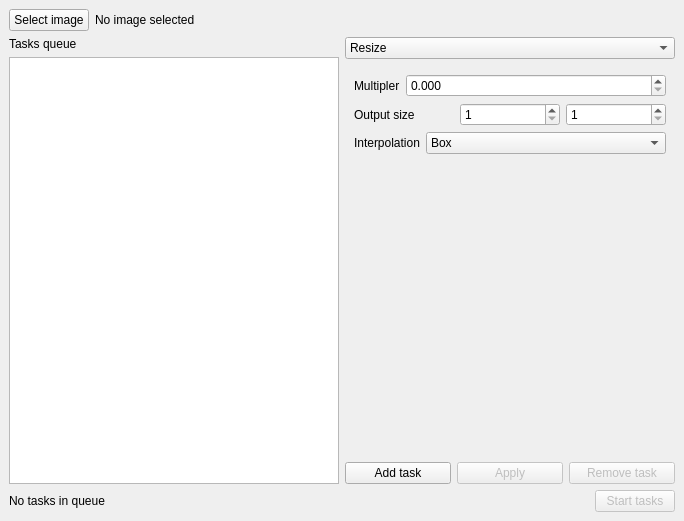
GRAPHENE9932/ImageUpscalerQt, file src/windows/imageupscalerqt.ui: the form before one commit.
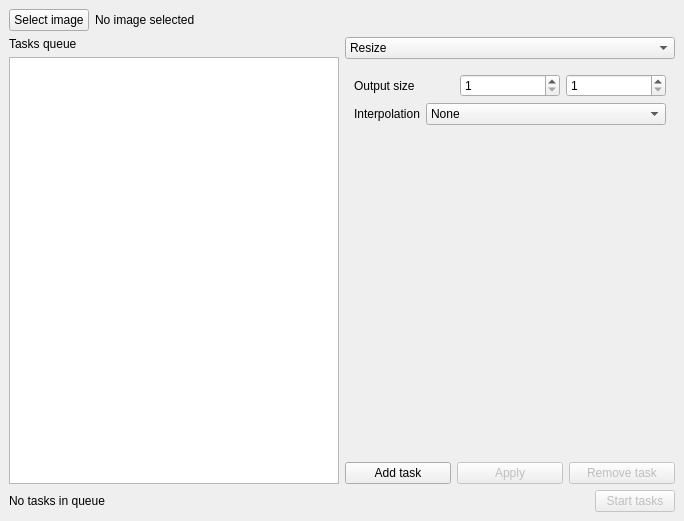
The form after the commit. The open tabs and pages were chosen to show the change.

Patch:
```diff
--- a/src/windows/imageupscalerqt.ui
+++ b/src/windows/imageupscalerqt.ui
@@ -88,31 +88,7 @@
            <number>2</number>
           </property>
           <widget class="QWidget" name="resize_page">
-           <layout class="QVBoxLayout" name="verticalLayout_2" stretch="0,0,0,0">
-            <item>
-             <layout class="QHBoxLayout" name="resize_multiplier_layout" stretch="0,1">
-              <property name="sizeConstraint">
-               <enum>QLayout::SetDefaultConstraint</enum>
-              </property>
-              <item>
-               <widget class="QLabel" name="resize_multiplier_label">
-                <property name="text">
-                 <string>Multipler</string>
-                </property>
-               </widget>
-              </item>
-              <item>
-               <widget class="QDoubleSpinBox" name="resize_multiplier_spinbox">
-                <property name="decimals">
-                 <number>3</number>
-                </property>
-                <property name="maximum">
-                 <double>64.000000000000000</double>
-                </property>
-               </widget>
-              </item>
-             </layout>
-            </item>
+           <layout class="QVBoxLayout" name="verticalLayout_2" stretch="0,0,0">
             <item>
              <layout class="QHBoxLayout" name="resize_size_layout">
               <item>
@@ -157,7 +133,7 @@
                <widget class="QComboBox" name="resize_interpolation_combobox">
                 <item>
                  <property name="text">
-                  <string>Box</string>
+                  <string>None</string>
                  </property>
                 </item>
                 <item>
```
Left out of the diff: 66 changed lines with no effect on the pictures.
